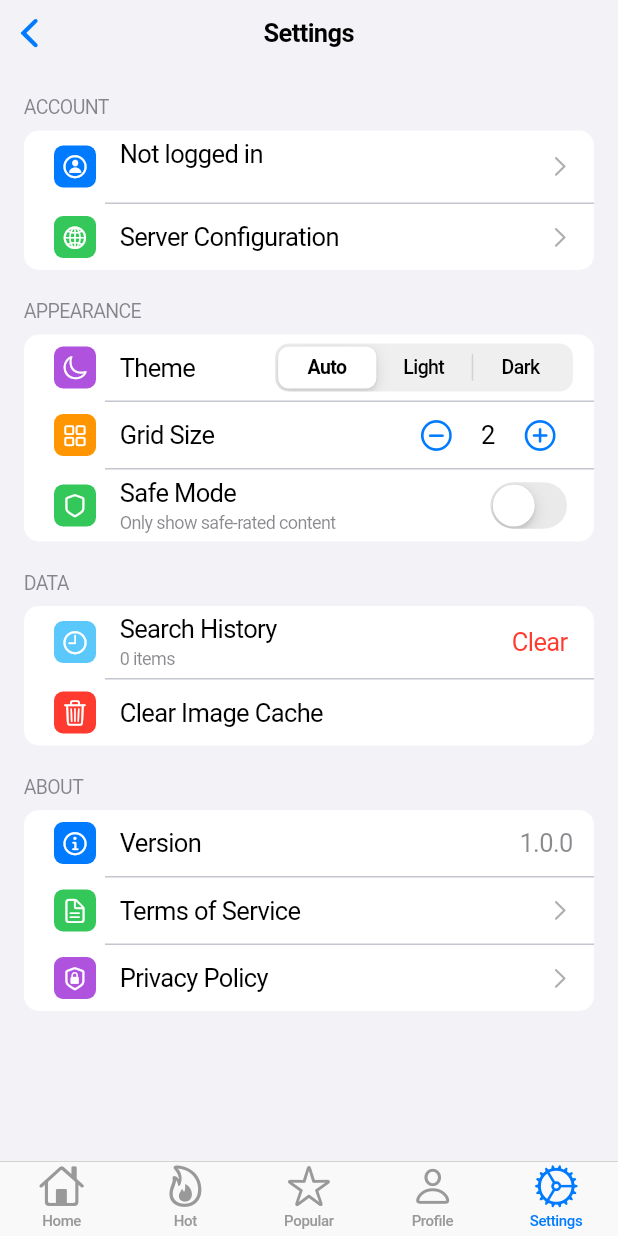
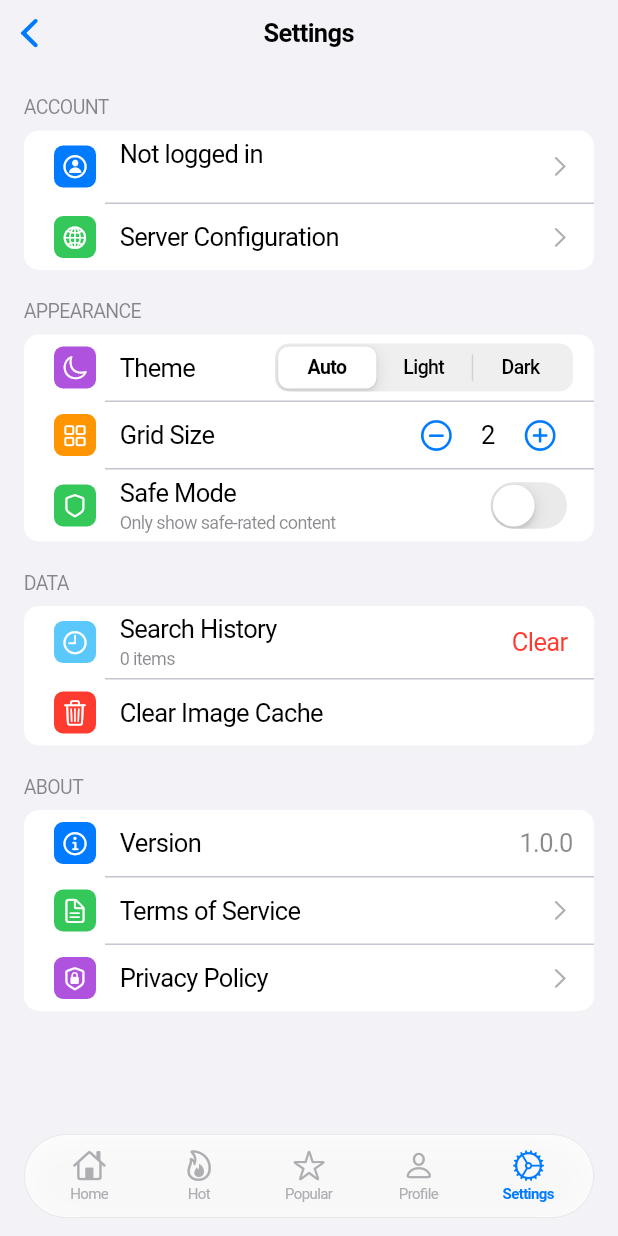
Before and after one commit to justacalico/klit, a Flutter app: the MainTabPage screen opened directly, item 5 of the bottom bar chosen, on a phone screen of 412 x 824 dp. Run offline on Flutter 3.47's test engine with Material 3 defaults, Android fonts, the phone set to English and light mode, and no system bars; our stand-ins replace cached_network_image, chewie, dio, flutter_secure_storage, photo_view, pull_to_refresh and 3 more; missing offline and left inert: media_kit, media_kit_video; accounts and stored records are empty; network calls fail.

Commit message:
Refactor MainTabPage to use StatefulWidget for dynamic navigation and improve layout with a custom bottom navigation bar

```diff
--- a/lib/presentation/pages/main_tab_page.dart
+++ b/lib/presentation/pages/main_tab_page.dart
@@ -1,4 +1,6 @@
+import 'dart:ui';
 import 'package:flutter/cupertino.dart';
+import '../../core/constants/constants.dart';
 import 'home/home_page.dart';
 import 'hot/hot_page.dart';
 import 'popular/popular_page.dart';
@@ -6,57 +8,153 @@ import 'profile/profile_page.dart';
 import 'settings/settings_page.dart';
 
 /// Main tab navigation page
-class MainTabPage extends StatelessWidget {
+class MainTabPage extends StatefulWidget {
   const MainTabPage({super.key});
 
   @override
+  State<MainTabPage> createState() => _MainTabPageState();
+}
+
+class _MainTabPageState extends State<MainTabPage> {
+  int _currentIndex = 0;
+
+  final List<Widget> _pages = const [
+    HomePage(),
+    HotPage(),
+    PopularPage(),
+    ProfilePage(),
+    SettingsPage(),
+  ];
+
+  @override
   Widget build(BuildContext context) {
-    return CupertinoTabScaffold(
-      tabBar: CupertinoTabBar(
-        items: const [
-          BottomNavigationBarItem(
-            icon: Icon(CupertinoIcons.home),
-            activeIcon: Icon(CupertinoIcons.house_fill),
-            label: 'Home',
+    final brightness = CupertinoTheme.brightnessOf(context);
+    final isDark = brightness == Brightness.dark;
+
+    return CupertinoPageScaffold(
+      child: Stack(
+        children: [
+          // Page content
+          IndexedStack(
+            index: _currentIndex,
+            children: _pages,
           ),
-          BottomNavigationBarItem(
-            icon: Icon(CupertinoIcons.flame),
-            activeIcon: Icon(CupertinoIcons.flame_fill),
-            label: 'Hot',
-          ),
-          BottomNavigationBarItem(
-            icon: Icon(CupertinoIcons.star),
-            activeIcon: Icon(CupertinoIcons.star_fill),
-            label: 'Popular',
-          ),
-          BottomNavigationBarItem(
-            icon: Icon(CupertinoIcons.person),
-            activeIcon: Icon(CupertinoIcons.person_fill),
-            label: 'Profile',
-          ),
-          BottomNavigationBarItem(
-            icon: Icon(CupertinoIcons.settings),
-            activeIcon: Icon(CupertinoIcons.settings_solid),
-            label: 'Settings',
+          // Floating navigation bar
+          Positioned(
+            left: 16,
+            right: 16,
+            bottom: MediaQuery.of(context).padding.bottom + 12,
+            child: ClipRRect(
+              borderRadius: BorderRadius.circular(28),
+              child: BackdropFilter(
+                filter: ImageFilter.blur(sigmaX: 20, sigmaY: 20),
+                child: Container(
+                  height: 56,
+                  decoration: BoxDecoration(
+                    color: isDark
+                        ? AppColors.darkSecondaryBackground.withOpacity(0.85)
+                        : CupertinoColors.white.withOpacity(0.85),
+                    borderRadius: BorderRadius.circular(28),
+                    border: Border.all(
+                      color: isDark
+                          ? AppColors.darkSeparator.withOpacity(0.5)
+                          : AppColors.lightSeparator.withOpacity(0.5),
+                      width: 0.5,
+                    ),
+                    boxShadow: [
+                      BoxShadow(
+                        color: CupertinoColors.black.withOpacity(0.15),
+                        blurRadius: 20,
+                        offset: const Offset(0, 4),
+                      ),
+                    ],
+                  ),
+                  child: Row(
+                    mainAxisAlignment: MainAxisAlignment.spaceEvenly,
+                    children: [
+                      _buildNavItem(
+                        index: 0,
+                        icon: CupertinoIcons.home,
+                        activeIcon: CupertinoIcons.house_fill,
+                        label: 'Home',
+                        isDark: isDark,
+                      ),
+                      _buildNavItem(
+                        index: 1,
+                        icon: CupertinoIcons.flame,
+                        activeIcon: CupertinoIcons.flame_fill,
+                        label: 'Hot',
+                        isDark: isDark,
+                      ),
+                      _buildNavItem(
+                        index: 2,
+                        icon: CupertinoIcons.star,
+                        activeIcon: CupertinoIcons.star_fill,
+                        label: 'Popular',
+                        isDark: isDark,
+                      ),
+                      _buildNavItem(
+                        index: 3,
+                        icon: CupertinoIcons.person,
+                        activeIcon: CupertinoIcons.person_fill,
+                        label: 'Profile',
+                        isDark: isDark,
+                      ),
+                      _buildNavItem(
+                        index: 4,
+                        icon: CupertinoIcons.settings,
+                        activeIcon: CupertinoIcons.settings_solid,
+                        label: 'Settings',
+                        isDark: isDark,
+                      ),
+                    ],
+                  ),
+                ),
+              ),
+            ),
           ),
         ],
       ),
-      tabBuilder: (context, index) {
-        switch (index) {
-          case 0:
-            return const HomePage();
-          case 1:
-            return const HotPage();
-          case 2:
-            return const PopularPage();
-          case 3:
-            return const ProfilePage();
-          case 4:
-            return const SettingsPage();
-          default:
-            return const HomePage();
-        }
-      },
+    );
+  }
+
+  Widget _buildNavItem({
+    required int index,
+    required IconData icon,
+    required IconData activeIcon,
+    required String label,
+    required bool isDark,
+  }) {
+    final isSelected = _currentIndex == index;
+    final color = isSelected
+        ? AppColors.primaryBlue
+        : (isDark ? CupertinoColors.systemGrey : CupertinoColors.systemGrey2);
+
+    return GestureDetector(
+      onTap: () => setState(() => _currentIndex = index),
+      behavior: HitTestBehavior.opaque,
+      child: SizedBox(
+        width: 60,
+        child: Column(
+          mainAxisAlignment: MainAxisAlignment.center,
+          children: [
+            Icon(
+              isSelected ? activeIcon : icon,
+              color: color,
+              size: 22,
+            ),
+            const SizedBox(height: 2),
+            Text(
+              label,
+              style: TextStyle(
+                fontSize: 10,
+                fontWeight: isSelected ? FontWeight.w600 : FontWeight.normal,
+                color: color,
+              ),
+            ),
+          ],
+        ),
+      ),
     );
   }
 }
```
